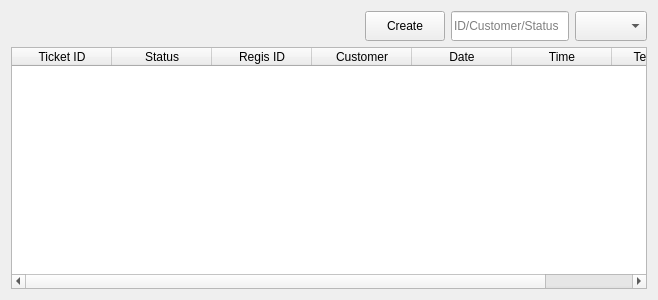
Before: the Qt Designer form src/ui/windows/ticketsTab/TicketsTabWidget.ui in coolvann/AutoWorkshop, drawn with Qt 5.
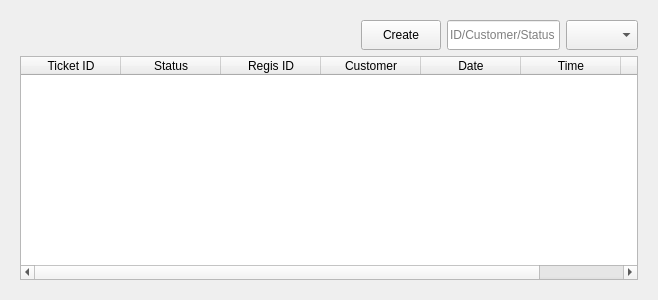
After: the same form once the commit is applied.

Commit message: create ticket page

What changed in the file:
```diff
--- a/src/ui/windows/ticketsTab/TicketsTabWidget.ui
+++ b/src/ui/windows/ticketsTab/TicketsTabWidget.ui
@@ -13,8 +13,14 @@
   <property name="windowTitle">
    <string>Form</string>
   </property>
-  <layout class="QGridLayout" name="gridLayout">
-   <item row="0" column="0">
+  <layout class="QHBoxLayout" name="horizontalLayout_2">
+   <item>
+    <widget class="QStackedWidget" name="stackedWidget">
+     <widget class="QWidget" name="page">
+      <layout class="QVBoxLayout" name="verticalLayout_2">
+       <item>
+        <layout class="QVBoxLayout" name="verticalLayout">
+         <item>
     <layout class="QHBoxLayout" name="horizontalLayout">
      <property name="sizeConstraint">
       <enum>QLayout::SizeConstraint::SetDefaultConstraint</enum>
@@ -99,7 +105,7 @@
      </item>
     </layout>
    </item>
-   <item row="1" column="0">
+         <item>
     <widget class="QTableWidget" name="ticketsTable">
      <property name="rowCount">
       <number>0</number>
@@ -142,6 +148,13 @@
        <string>Technician</string>
       </property>
      </column>
+          </widget>
+         </item>
+        </layout>
+       </item>
+      </layout>
+     </widget>
+     <widget class="QWidget" name="page_2"/>
     </widget>
    </item>
   </layout>
```
Lines whose indentation alone changed are shown as unchanged. The commit also changes 4 other files.
